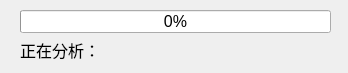
First picture: the form in QtDesign/ProgressBar.ui, repository victor647/QuantumStockTrade, before the edit.
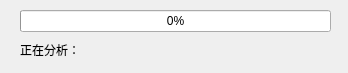
Second picture: the form after the edit.

Diff of the .ui file:
```diff
--- a/QtDesign/ProgressBar.ui
+++ b/QtDesign/ProgressBar.ui
@@ -27,7 +27,7 @@
      <widget class="QProgressBar" name="pgbSearching">
       <property name="font">
        <font>
-        <pointsize>12</pointsize>
+        <pointsize>9</pointsize>
        </font>
       </property>
       <property name="value">
@@ -40,7 +40,7 @@
       <property name="font">
        <font>
         <family>Helvetica</family>
-        <pointsize>12</pointsize>
+        <pointsize>9</pointsize>
        </font>
       </property>
       <property name="text">
```
